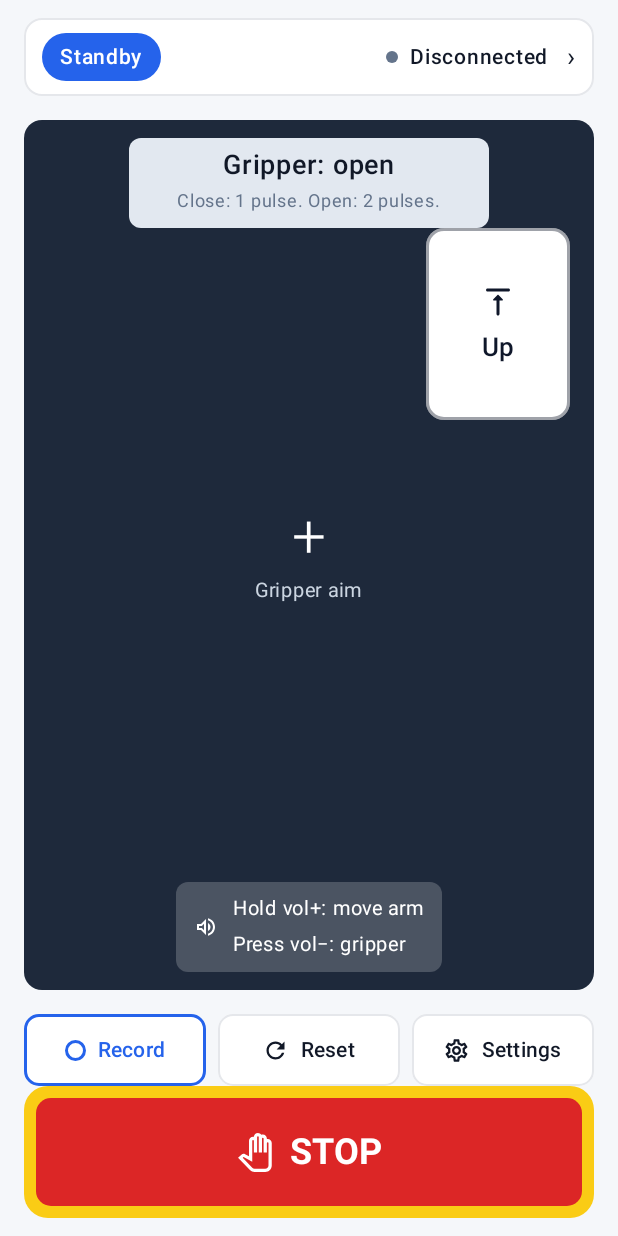
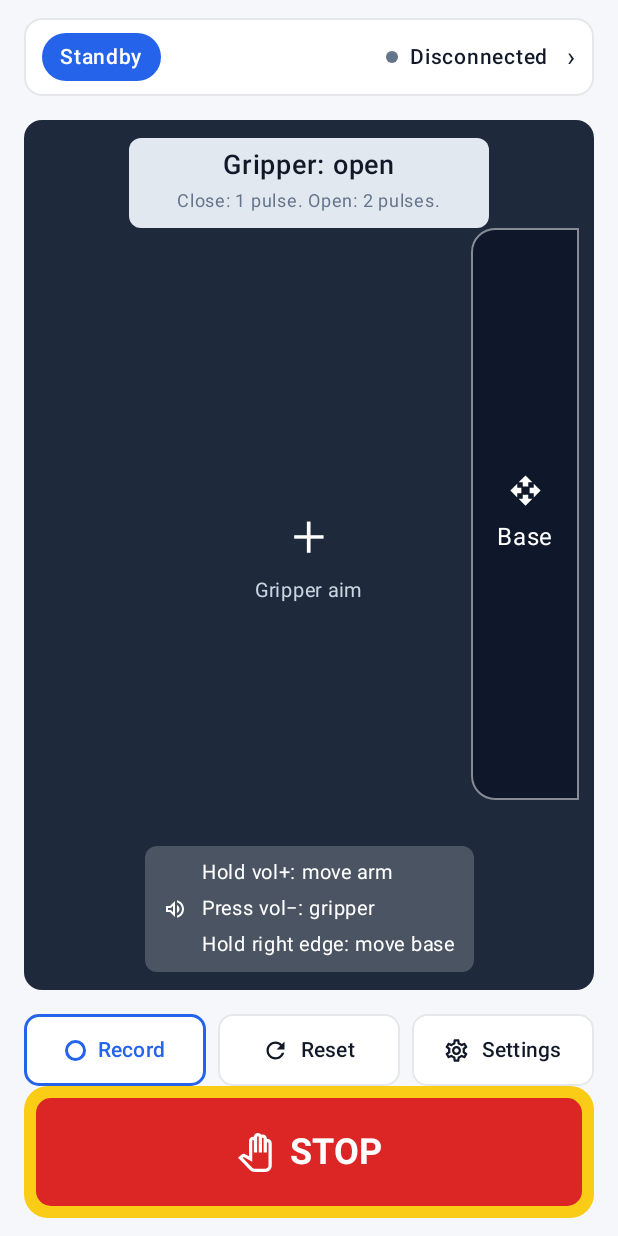
Before and after one commit to WIDM/teleop-android, an Android app built with Jetpack Compose: the screen it shows after launch (MainActivity), on a phone screen of 412 x 824 dp. Run offline under Robolectric (Android 15) with nearby library versions, the phone set to English and light mode, and no system bars.

Commit message:
Restore the Base strip and remove the Up button from the camera view (A-23)
Per review, the Up button moves to a separate button tab in A-24. TeleopLink keeps jogStart/jogStop for it.

```diff
--- a/app/src/main/java/widm/teleop/app/ControlScreen.kt
+++ b/app/src/main/java/widm/teleop/app/ControlScreen.kt
@@ -20,6 +20,7 @@ import androidx.compose.ui.unit.dp
 import androidx.compose.ui.unit.sp
 import androidx.compose.material.icons.Icons
 import androidx.compose.material.icons.automirrored.outlined.VolumeUp
+import androidx.compose.material.icons.filled.OpenWith
 import androidx.compose.material3.Icon
 import androidx.compose.foundation.BorderStroke
 import androidx.compose.foundation.clickable
@@ -29,7 +30,6 @@ import androidx.compose.material.icons.filled.Refresh
 import androidx.compose.material.icons.outlined.Lock
 import androidx.compose.material.icons.outlined.PanTool
 import androidx.compose.material.icons.outlined.Settings
-import androidx.compose.material.icons.rounded.VerticalAlignTop
 import androidx.compose.material3.Button
 import androidx.compose.material3.ButtonDefaults
 import androidx.compose.material3.CircularProgressIndicator
@@ -40,16 +40,12 @@ import androidx.compose.runtime.getValue
 import androidx.compose.runtime.mutableStateOf
 import androidx.compose.runtime.remember
 import androidx.compose.runtime.rememberCoroutineScope
-import androidx.compose.runtime.rememberUpdatedState
 import androidx.compose.runtime.saveable.rememberSaveable
 import androidx.compose.runtime.setValue
 import androidx.compose.ui.hapticfeedback.HapticFeedbackType
 import androidx.compose.ui.input.pointer.pointerInput
 import androidx.compose.ui.platform.LocalHapticFeedback
-import androidx.compose.ui.graphics.vector.ImageVector
 import kotlinx.coroutines.launch
-
-
 
 // 顏色集中處，之後要改色只改這邊
 private val StandbyBlue = Color(0xFF2563EB)
@@ -57,6 +53,7 @@ private val ConnectedGreen = Color(0xFF16A34A)
 private val TextDark = Color(0xFF111827)
 private val BorderGray = Color(0xFFE5E7EB)
 private val CameraBg = Color(0xFF1E293B)
+private val BaseStripBg = Color(0xFF0F172A)
 private val PlateBg = Color(0xFFE2E8F0)
 private val TextMuted = Color(0xFF64748B)
 private val TextOnDark = Color(0xFFCBD5E1)
@@ -69,7 +66,6 @@ private val EStopRed = Color(0xFFDC2626)
 private val EStopPink = Color(0xFFFEF2F2)
 private val EStopPinkBorder = Color(0xFFFCA5A5)
 private val HoldOrange = Color(0xFFF59E0B)
-private val PadText = Color(0xFF0F172A)
 
 // 整頁：由上到下 ① 頂部列 ② 視角區 ③ 三個按鈕 ④ STOP
 @Composable
@@ -105,12 +101,7 @@ fun ControlScreen(modifier: Modifier = Modifier) {
                         modifier = Modifier.weight(1f)
                     )
                 } else {
-                    CameraArea(
-                        modifier = Modifier.weight(1f),
-                        jogging = link.jogging,
-                        onJogPress = { link.jogStart("z", 1) },
-                        onJogRelease = { link.jogStop() }
-                    )
+                    CameraArea(Modifier.weight(1f))
                     BottomButtons()
                 }
             }
@@ -213,12 +204,7 @@ private fun TopBarPreview() {
 
 // ② 視角區：深藍底，上面貼 4 樣東西
 @Composable
-fun CameraArea(
-    modifier: Modifier = Modifier,
-    jogging: Boolean,
-    onJogPress: () -> Unit,
-    onJogRelease: () -> Unit
-) {
+fun CameraArea(modifier: Modifier = Modifier) {
     Box(
         modifier = modifier
             .fillMaxWidth()
@@ -226,56 +212,8 @@ fun CameraArea(
     ) {
         GripperPlate(Modifier.align(Alignment.TopCenter).padding(top = 12.dp))
         AimMark(Modifier.align(Alignment.Center))
+        BaseStrip(Modifier.align(Alignment.TopEnd).padding(top = 72.dp, end = 10.dp))
         HintCard(Modifier.align(Alignment.BottomCenter).padding(bottom = 12.dp))
-        JogButton(
-            label = "Up",
-            icon = Icons.Rounded.VerticalAlignTop,
-            active = jogging,
-            onPress = onJogPress,
-            onRelease = onJogRelease,
-            modifier = Modifier.align(Alignment.TopEnd).padding(top = 72.dp, end = 16.dp)
-        )
-    }
-}
-
-// 按住才動的方向鍵（v3 按鈕模式的樣式）：按下送 start，放開送 stop
-@Composable
-private fun JogButton(
-    label: String,
-    icon: ImageVector,
-    active: Boolean,
-    onPress: () -> Unit,
-    onRelease: () -> Unit,
-    modifier: Modifier = Modifier
-) {
-    val currentOnPress by rememberUpdatedState(onPress)
-    val currentOnRelease by rememberUpdatedState(onRelease)
-    val contentColor = if (active) Color.White else PadText
-    Column(
-        modifier = modifier
-            .size(width = 96.dp, height = 128.dp)
-            .background(if (active) StandbyBlue else Color.White, RoundedCornerShape(12.dp))
-            .border(
-                width = 1.5.dp,
-                color = if (active) Color.Transparent else PadText.copy(alpha = 0.4f),
-                shape = RoundedCornerShape(12.dp)
-            )
-            .pointerInput(Unit) {
-                detectTapGestures(onPress = {
-                    currentOnPress()
-                    try {
-                        tryAwaitRelease()
-                    } finally {
-                        currentOnRelease()
-                    }
-                })
-            },
-        horizontalAlignment = Alignment.CenterHorizontally,
-        verticalArrangement = Arrangement.Center
-    ) {
-        Icon(icon, contentDescription = null, tint = contentColor, modifier = Modifier.size(24.dp))
-        Spacer(Modifier.height(6.dp))
-        Text(label, color = contentColor, fontSize = 17.sp, fontWeight = FontWeight.SemiBold)
     }
 }
 
@@ -302,6 +240,25 @@ private fun AimMark(modifier: Modifier = Modifier) {
     }
 }
 
+// 右側：Base 直條（只有左邊兩個角是圓的）
+@Composable
+private fun BaseStrip(modifier: Modifier = Modifier) {
+    val shape = RoundedCornerShape(topStart = 16.dp, bottomStart = 16.dp)
+    Column(
+        modifier = modifier
+            .width(72.dp)
+            .fillMaxHeight(0.75f)
+            .background(BaseStripBg, shape)
+            .border(1.dp, Color(0x80FFFFFF), shape),
+        horizontalAlignment = Alignment.CenterHorizontally,
+        verticalArrangement = Arrangement.Center
+    ) {
+        Icon(Icons.Filled.OpenWith, contentDescription = null, tint = Color.White, modifier = Modifier.size(22.dp))
+        Spacer(Modifier.height(8.dp))
+        Text("Base", color = Color.White, fontSize = 16.sp)
+    }
+}
+
 // 下方：音量鍵提示卡（只是文字，不接音量鍵）
 @Composable
 private fun HintCard(modifier: Modifier = Modifier) {
@@ -321,6 +278,7 @@ private fun HintCard(modifier: Modifier = Modifier) {
         Column {
             Text("Hold vol+: move arm", color = Color.White, fontSize = 13.sp)
             Text("Press vol−: gripper", color = Color.White, fontSize = 13.sp)
+            Text("Hold right edge: move base", color = Color.White, fontSize = 13.sp)
         }
     }
 }
@@ -328,12 +286,7 @@ private fun HintCard(modifier: Modifier = Modifier) {
 @Preview(showBackground = true, backgroundColor = 0xFFF5F7FA, widthDp = 380)
 @Composable
 private fun CameraAreaPreview() {
-    CameraArea(
-        modifier = Modifier.padding(16.dp).height(600.dp),
-        jogging = false,
-        onJogPress = {},
-        onJogRelease = {}
-    )
+    CameraArea(Modifier.padding(16.dp).height(600.dp))
 }
 
 // ③ 底部三個按鈕（A-13 只做外觀，按了沒反應）
```
